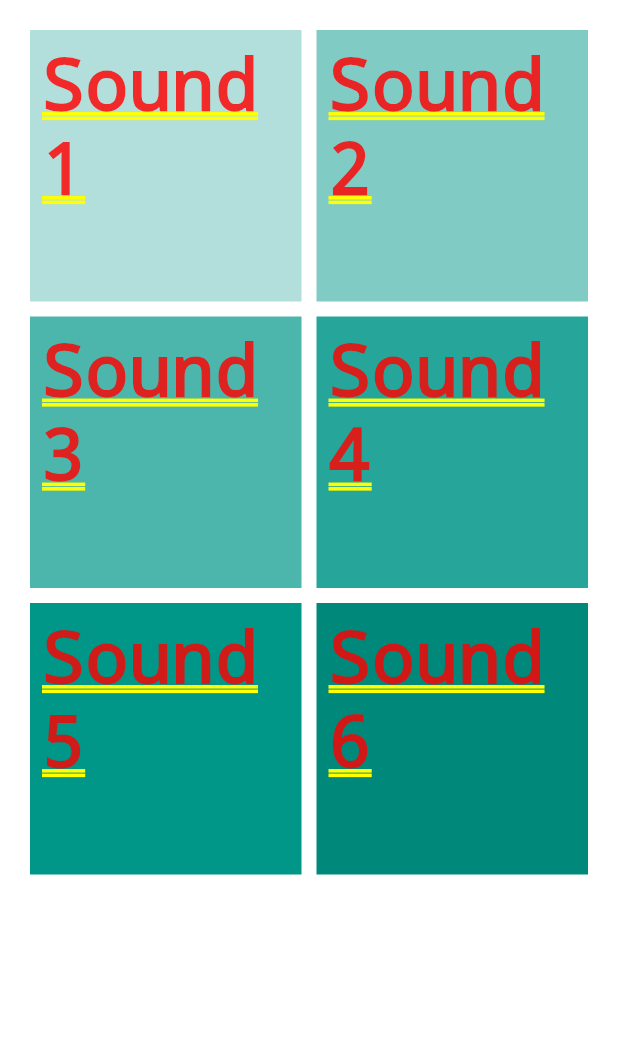
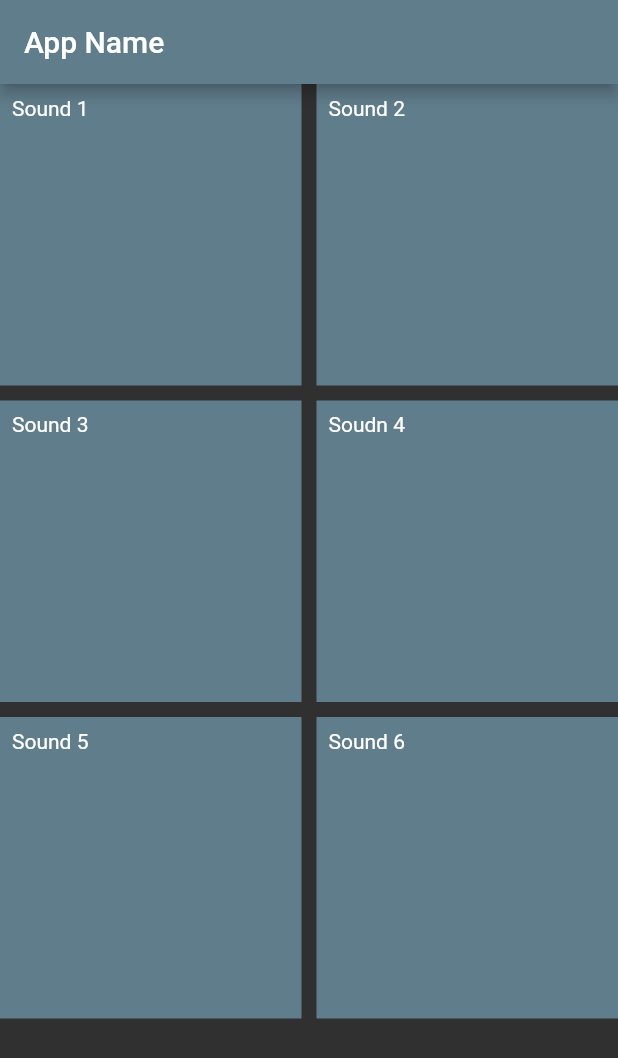
Before and after one commit to jaymewoodbridge/flutter_app, a Flutter app: the screen it shows after launch, on a phone screen of 412 x 824 dp. Shown: the top 1058 px of the screen. Run offline on Flutter 3.47's test engine with Material 2 defaults, Android fonts, the phone set to English and light mode, and no system bars.

Commit message:
Reconfigured Layout: -Added Appbar with Appbar title -Reconfigured GridView to have better font. and bg-color

```diff
--- a/lib/main.dart
+++ b/lib/main.dart
@@ -10,46 +10,58 @@ class MyApp extends StatelessWidget {
   @override
   Widget build(BuildContext context) {
     return new MaterialApp(
-      home:
-        GridView.count(
-          primary: false,
-          padding: const EdgeInsets.all(20),
-          crossAxisSpacing: 10,
-          mainAxisSpacing: 10,
-          crossAxisCount: 2,
+      theme: ThemeData(
+        brightness: Brightness.dark,
+        primaryColor: Colors.blueGrey
+      ),
+      home: Scaffold(
+        appBar: AppBar(
+          title: Text('App Name'),
+        ),
+        body: GridView.count(
+            crossAxisSpacing: 10,
+            mainAxisSpacing: 10,
+            crossAxisCount: 2,
           children: <Widget>[
             Container(
               padding: const EdgeInsets.all(8),
               child: const Text('Sound 1'),
-              color: Colors.teal[100],
+              color: Colors.blueGrey,
+              //color: Colors.teal[100],
             ),
             Container(
               padding: const EdgeInsets.all(8),
               child: const Text('Sound 2'),
-              color: Colors.teal[200],
+              color: Colors.blueGrey,
+              //color: Colors.teal[200],
             ),
             Container(
               padding: const EdgeInsets.all(8),
               child: const Text('Sound 3'),
-              color: Colors.teal[300],
+              color: Colors.blueGrey,
+              //color: Colors.teal[300],
             ),
             Container(
               padding: const EdgeInsets.all(8),
-              child: const Text('Sound 4'),
-              color: Colors.teal[400],
+              child: const Text('Soudn 4'),
+              color: Colors.blueGrey,
+              //color: Colors.teal[400],
             ),
             Container(
               padding: const EdgeInsets.all(8),
               child: const Text('Sound 5'),
-              color: Colors.teal[500],
+              color: Colors.blueGrey,
+              //color: Colors.teal[500],
             ),
             Container(
               padding: const EdgeInsets.all(8),
               child: const Text('Sound 6'),
-              color: Colors.teal[600],
+              color: Colors.blueGrey,
+              //color: Colors.teal[600],
             ),
           ],
         ),
+      ),
     );
   }
 }
```
